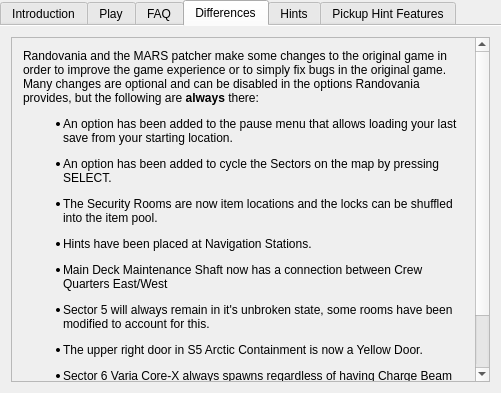
Before: the Qt Designer form randovania/games/fusion/gui/ui_files/games_tab_fusion_widget.ui in randovania/randovania, drawn with Qt 5.
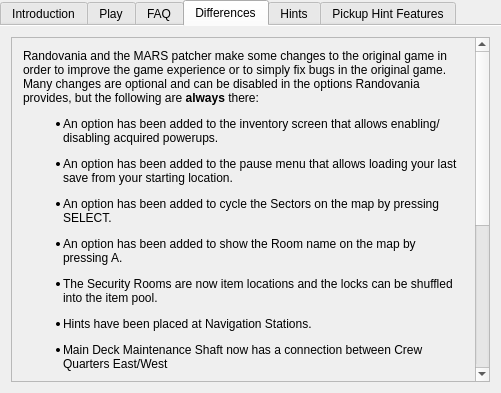
After: the same form once the commit is applied. The open tabs and pages were chosen to show the change. Custom widgets are drawn as their Qt base class.

Commit message: update differences with more changelog entries

```diff
--- a/randovania/games/fusion/gui/ui_files/games_tab_fusion_widget.ui
+++ b/randovania/games/fusion/gui/ui_files/games_tab_fusion_widget.ui
@@ -136,14 +136,14 @@
          <x>0</x>
          <y>0</y>
          <width>467</width>
-         <height>446</height>
+         <height>678</height>
         </rect>
        </property>
        <layout class="QVBoxLayout" name="verticalLayout">
         <item>
          <widget class="QLabel" name="differences_label">
           <property name="text">
-           <string>&lt;html&gt;&lt;head/&gt;&lt;body&gt;&lt;p&gt;Randovania and the MARS patcher make some changes to the original game in order to improve the game experience or to simply fix bugs in the original game.&lt;br/&gt;Many changes are optional and can be disabled in the options Randovania provides, but the following are &lt;span style=&quot; font-weight:600;&quot;&gt;always&lt;/span&gt; there:&lt;/p&gt;&lt;ul style=&quot;margin-top: 0px; margin-bottom: 0px; margin-left: 0px; margin-right: 0px; -qt-list-indent: 1;&quot;&gt;&lt;li style=&quot; margin-top:12px; margin-bottom:0px; margin-left:0px; margin-right:0px; -qt-block-indent:0; text-indent:0px;&quot;&gt;An option has been added to the pause menu that allows loading your last save from your starting location.&lt;/li&gt;&lt;li style=&quot; margin-top:12px; margin-bottom:12px; margin-left:0px; margin-right:0px; -qt-block-indent:0; text-indent:0px;&quot;&gt;An option has been added to cycle the Sectors on the map by pressing SELECT.&lt;/li&gt;&lt;/ul&gt;&lt;ul style=&quot;margin-top: 0px; margin-bottom: 0px; margin-left: 0px; margin-right: 0px; -qt-list-indent: 1;&quot;&gt;&lt;li style=&quot; margin-top:12px; margin-bottom:12px; margin-left:0px; margin-right:0px; -qt-block-indent:0; text-indent:0px;&quot;&gt;The Security Rooms are now item locations and the locks can be shuffled into the item pool.&lt;/li&gt;&lt;li style=&quot; margin-top:12px; margin-bottom:0px; margin-left:0px; margin-right:0px; -qt-block-indent:0; text-indent:0px;&quot;&gt;Hints have been placed at Navigation Stations.&lt;/li&gt;&lt;li style=&quot; margin-top:12px; margin-bottom:0px; margin-left:0px; margin-right:0px; -qt-block-indent:0; text-indent:0px;&quot;&gt;Main Deck Maintenance Shaft now has a connection between Crew Quarters East/West&lt;/li&gt;&lt;ul style=&quot;margin-top: 0px; margin-bottom: 0px; margin-left: 0px; margin-right: 0px; -qt-list-indent: 1;&quot;&gt;&lt;li style=&quot; margin-top:12px; margin-bottom:12px; margin-left:0px; margin-right:0px; -qt-block-indent:0; text-indent:0px;&quot;&gt;Sector 5 will always remain in it's unbroken state, some rooms have been modified to account for this.&lt;/li&gt;&lt;/ul&gt;&lt;li style=&quot; margin-top:12px; margin-bottom:12px; margin-left:0px; margin-right:0px; -qt-block-indent:0; text-indent:0px;&quot;&gt;The upper right door in S5 Arctic Containment is now a Yellow Door.&lt;/li&gt;&lt;li style=&quot; margin-top:12px; margin-bottom:0px; margin-left:0px; margin-right:0px; -qt-block-indent:0; text-indent:0px;&quot;&gt;Sector 6 Varia Core-X always spawns regardless of having Charge Beam or not.&lt;/li&gt;&lt;/ul&gt;&lt;p&gt;&lt;br/&gt;&lt;/p&gt;&lt;/body&gt;&lt;/html&gt;</string>
+           <string>&lt;html&gt;&lt;head/&gt;&lt;body&gt;&lt;p&gt;Randovania and the MARS patcher make some changes to the original game in order to improve the game experience or to simply fix bugs in the original game.&lt;br/&gt;Many changes are optional and can be disabled in the options Randovania provides, but the following are &lt;span style=&quot; font-weight:600;&quot;&gt;always&lt;/span&gt; there:&lt;/p&gt;&lt;ul style=&quot;margin-top: 0px; margin-bottom: 0px; margin-left: 0px; margin-right: 0px; -qt-list-indent: 1;&quot;&gt;&lt;li style=&quot; margin-top:12px; margin-bottom:0px; margin-left:0px; margin-right:0px; -qt-block-indent:0; text-indent:0px;&quot;&gt;An option has been added to the inventory screen that allows enabling/disabling acquired powerups.&lt;/li&gt;&lt;li style=&quot; margin-top:12px; margin-bottom:0px; margin-left:0px; margin-right:0px; -qt-block-indent:0; text-indent:0px;&quot;&gt;An option has been added to the pause menu that allows loading your last save from your starting location.&lt;/li&gt;&lt;li style=&quot; margin-top:12px; margin-bottom:0px; margin-left:0px; margin-right:0px; -qt-block-indent:0; text-indent:0px;&quot;&gt;An option has been added to cycle the Sectors on the map by pressing SELECT.&lt;/li&gt;&lt;li style=&quot; margin-top:12px; margin-bottom:12px; margin-left:0px; margin-right:0px; -qt-block-indent:0; text-indent:0px;&quot;&gt;An option has been added to show the Room name on the map by pressing A.&lt;/li&gt;&lt;/ul&gt;&lt;ul style=&quot;margin-top: 0px; margin-bottom: 0px; margin-left: 0px; margin-right: 0px; -qt-list-indent: 1;&quot;&gt;&lt;li style=&quot; margin-top:12px; margin-bottom:12px; margin-left:0px; margin-right:0px; -qt-block-indent:0; text-indent:0px;&quot;&gt;The Security Rooms are now item locations and the locks can be shuffled into the item pool.&lt;/li&gt;&lt;li style=&quot; margin-top:12px; margin-bottom:0px; margin-left:0px; margin-right:0px; -qt-block-indent:0; text-indent:0px;&quot;&gt;Hints have been placed at Navigation Stations.&lt;/li&gt;&lt;li style=&quot; margin-top:12px; margin-bottom:0px; margin-left:0px; margin-right:0px; -qt-block-indent:0; text-indent:0px;&quot;&gt;Main Deck Maintenance Shaft now has a connection between Crew Quarters East/West&lt;/li&gt;&lt;ul style=&quot;margin-top: 0px; margin-bottom: 0px; margin-left: 0px; margin-right: 0px; -qt-list-indent: 1;&quot;&gt;&lt;li style=&quot; margin-top:12px; margin-bottom:12px; margin-left:0px; margin-right:0px; -qt-block-indent:0; text-indent:0px;&quot;&gt;Sector 5 will always remain in it's unbroken state, some rooms have been modified to account for this.&lt;/li&gt;&lt;/ul&gt;&lt;li style=&quot; margin-top:12px; margin-bottom:12px; margin-left:0px; margin-right:0px; -qt-block-indent:0; text-indent:0px;&quot;&gt;The upper right door in S5 Arctic Containment is now a Yellow Door.&lt;/li&gt;&lt;li style=&quot; margin-top:12px; margin-bottom:0px; margin-left:0px; margin-right:0px; -qt-block-indent:0; text-indent:0px;&quot;&gt;Sector 6 Varia Core-X always spawns regardless of having Charge Beam or not.&lt;/li&gt;&lt;li style=&quot; margin-top:12px; margin-bottom:0px; margin-left:0px; margin-right:0px; -qt-block-indent:0; text-indent:0px;&quot;&gt;SA-X no longer requires Plasma Beam to be defeated.&lt;/li&gt;&lt;li style=&quot; margin-top:12px; margin-bottom:0px; margin-left:0px; margin-right:0px; -qt-block-indent:0; text-indent:0px;&quot;&gt;The door to Operations Room is now a Grey Door after SA-X has been defeated.&lt;/li&gt;&lt;li style=&quot; margin-top:12px; margin-bottom:0px; margin-left:0px; margin-right:0px; -qt-block-indent:0; text-indent:0px;&quot;&gt;Screw Attack will no longer allow Single Wall Jumps, Wall Jump behaviour is now the same as without Screw Attack.&lt;/li&gt;&lt;li style=&quot; margin-top:12px; margin-bottom:0px; margin-left:0px; margin-right:0px; -qt-block-indent:0; text-indent:0px;&quot;&gt;Beams have been split and rebalanced. &lt;/li&gt;&lt;/ul&gt;&lt;p&gt;&lt;br/&gt;&lt;/p&gt;&lt;/body&gt;&lt;/html&gt;</string>
           </property>
           <property name="alignment">
            <set>Qt::AlignLeading|Qt::AlignLeft|Qt::AlignVCenter</set>
```
